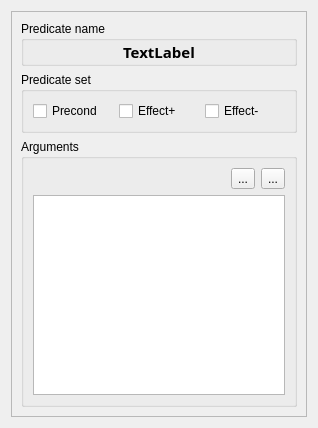
Before: the Qt Designer form KAVI/forms/OperatorsPredicateInfo.ui in xuanjianwu/KAVI, drawn with Qt 5.
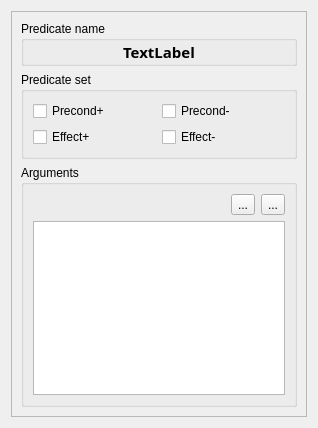
After: the same form once the commit is applied. Icons and pictures are not drawn.

The edit to the form file:
```diff
--- a/KAVI/forms/OperatorsPredicateInfo.ui
+++ b/KAVI/forms/OperatorsPredicateInfo.ui
@@ -73,22 +73,29 @@
          <property name="title">
           <string>Predicate set</string>
          </property>
-         <layout class="QHBoxLayout" name="horizontalLayout">
-          <item>
-           <widget class="QCheckBox" name="precondCheck">
+         <layout class="QGridLayout" name="gridLayout_2">
+          <item row="0" column="1">
+           <widget class="QCheckBox" name="precondNegCheck">
             <property name="text">
-             <string>Precond</string>
+             <string>Precond-</string>
             </property>
            </widget>
           </item>
-          <item>
+          <item row="0" column="0">
+           <widget class="QCheckBox" name="precondPosCheck">
+            <property name="text">
+             <string>Precond+</string>
+            </property>
+           </widget>
+          </item>
+          <item row="1" column="0">
            <widget class="QCheckBox" name="effectPosCheck">
             <property name="text">
              <string>Effect+</string>
             </property>
            </widget>
           </item>
-          <item>
+          <item row="1" column="1">
            <widget class="QCheckBox" name="effectNegCheck">
             <property name="text">
              <string>Effect-</string>
```
